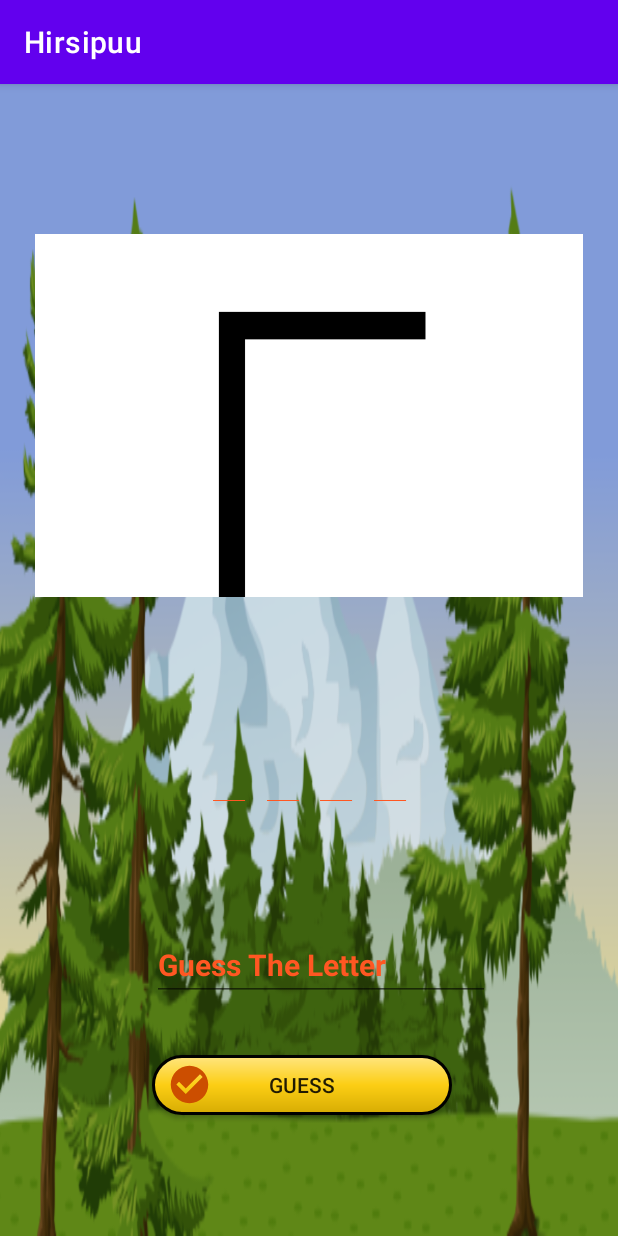
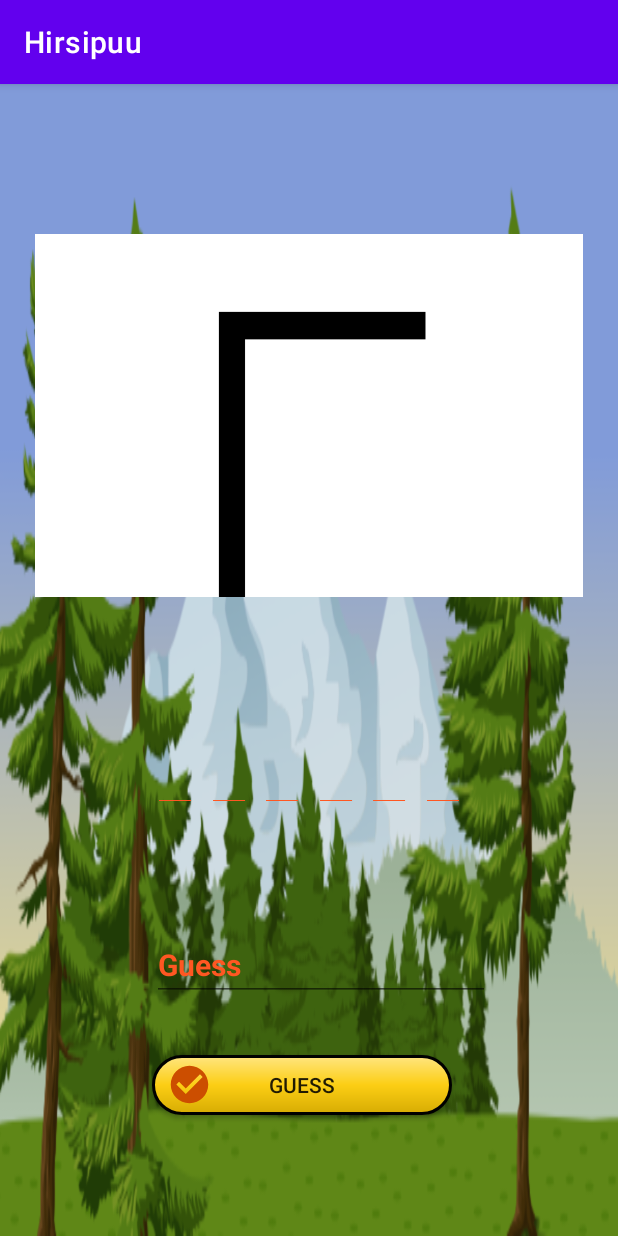
Before and after one commit to Mobiilikehitysprojekti-Ryhma-5-TVT20SPO/Ekarepo, an Android app: the GameFragment screen opened through its navigation route, after a tap on "GUESS", on a phone screen of 412 x 824 dp. Run offline under Robolectric (Android 15) with nearby library versions, the phone set to English and light mode, and no system bars.

Commit message:
Gamefragmentissä tehty ja toimii sanan haku Sqlitestä

```diff
--- a/app/src/main/java/com/example/hirsipuu/GameFragment.kt
+++ b/app/src/main/java/com/example/hirsipuu/GameFragment.kt
@@ -10,6 +10,7 @@ import androidx.fragment.app.Fragment
 import androidx.navigation.fragment.findNavController
 import android.widget.TextView
 import android.widget.Toast
+import kotlin.random.Random
 
 
 class GameFragment : Fragment() {
@@ -34,14 +35,12 @@ class GameFragment : Fragment() {
         val guessWordText: TextView = binding.findViewById(R.id.guessWordText)
         val guessInputText: TextView = binding.findViewById(R.id.guessInputText)
         val usedLettersText: TextView = binding.findViewById(R.id.LettersUsedText)
-        //val randomIndex = Random..Sqlite listasta joku haetaan randomindexillä
         bind=binding
         val btn = binding.findViewById<Button>(R.id.guessBut)
         val imageView = binding.findViewById<ImageView>(R.id.imageView2)
         imageView.setImageResource(R.drawable.hirsipuu11)
 
-
-        word = "niko"        //Tähän SQlitellä tehdyistä sanoista randomindexillä joku
+        word = getRandom()      //Tähän SQlitellä tehdyistä sanoista randomindexillä joku
         generateUnderscores(word) // luodaan kyseiselle sanalle alaviivat alempana olevassa generateUnderscores toteutuksessa
         guessWordText.text = underscoreWord
 
@@ -50,12 +49,13 @@ class GameFragment : Fragment() {
             var guessWord = guessInputText.text.toString()
             if (guessWord.length > 1) {
                 // tarkistus että ei voi arvata kun yhden kirjaimen kerrallaan, muuten ei tapahdu mitään
+                Toast.makeText(context,"You can only guess one letter at a time!",Toast.LENGTH_SHORT).show()
             } else {
                 if(guessWord.isNotEmpty()){
                     if(lettersUsed.contains(guessWord)){
 
-                    //tässä tarkistuksia että kirjaimen arvauskenttä ei ole tyhjä, eikä samaa kirjainta voi arvata uudelleen
-
+                    //tässä tarkistus että samaa kirjainta voi arvata uudelleen
+                        Toast.makeText(context,"You have already guessed this letter, try a different one!",Toast.LENGTH_SHORT).show()
 
                     }else{
 
@@ -70,9 +70,9 @@ class GameFragment : Fragment() {
 
                 }
 
-              //  else{
-
-               // }
+                else{
+                        Toast.makeText(context,"Your guess cannot be empty!",Toast.LENGTH_SHORT).show() // Eli arvaus ei voi olla tyhjä.
+                }
 
             }
         }
@@ -80,6 +80,11 @@ class GameFragment : Fragment() {
 
     }
 
+    fun getRandom() : String {
+        val db=Database(context)
+        val randomIndex = Random.nextInt(db.loadWords().size)
+        return db.loadWords()[randomIndex]
+    }
 
 
     fun generateUnderscores(word: String) {     //tässä luodaan arvattavalle sanalle alaviivat ettei arvattavaa sanaa näe
--- a/app/src/main/res/layout/game_fragment.xml
+++ b/app/src/main/res/layout/game_fragment.xml
@@ -50,7 +50,7 @@
         android:layout_height="45dp"
         android:ems="10"
         android:inputType="textPersonName"
-        android:text="Guess The Letter"
+        android:text="Guess"
         android:textColor="#FF5722"
         android:textSize="20sp"
         android:textStyle="bold"
```
